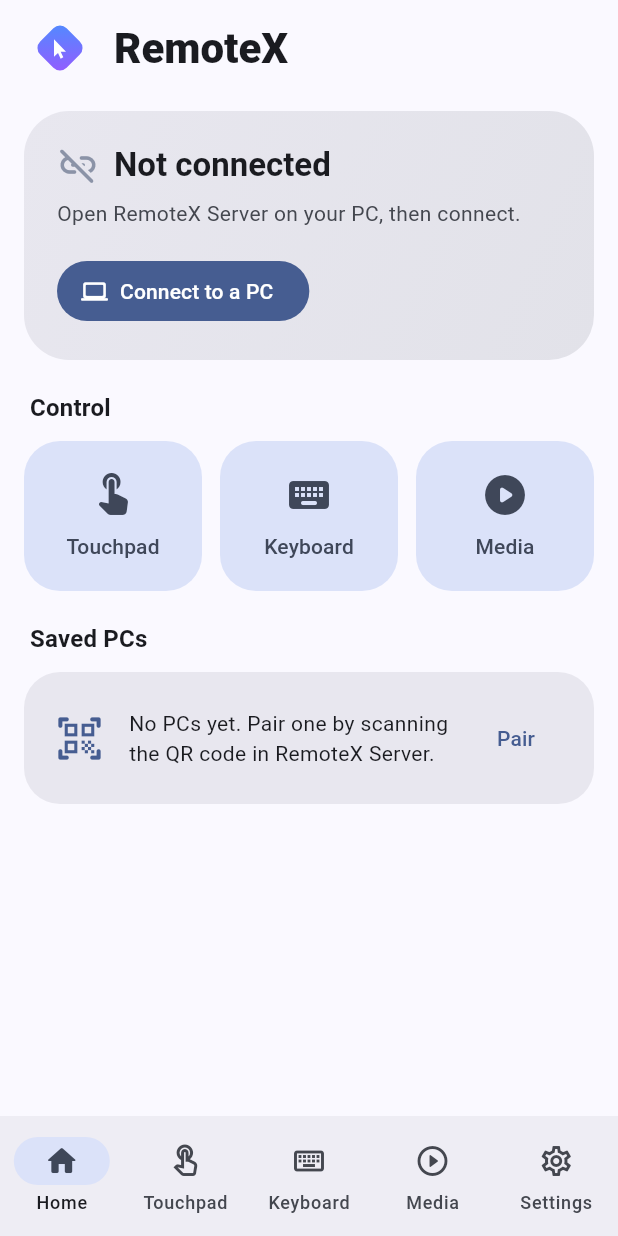
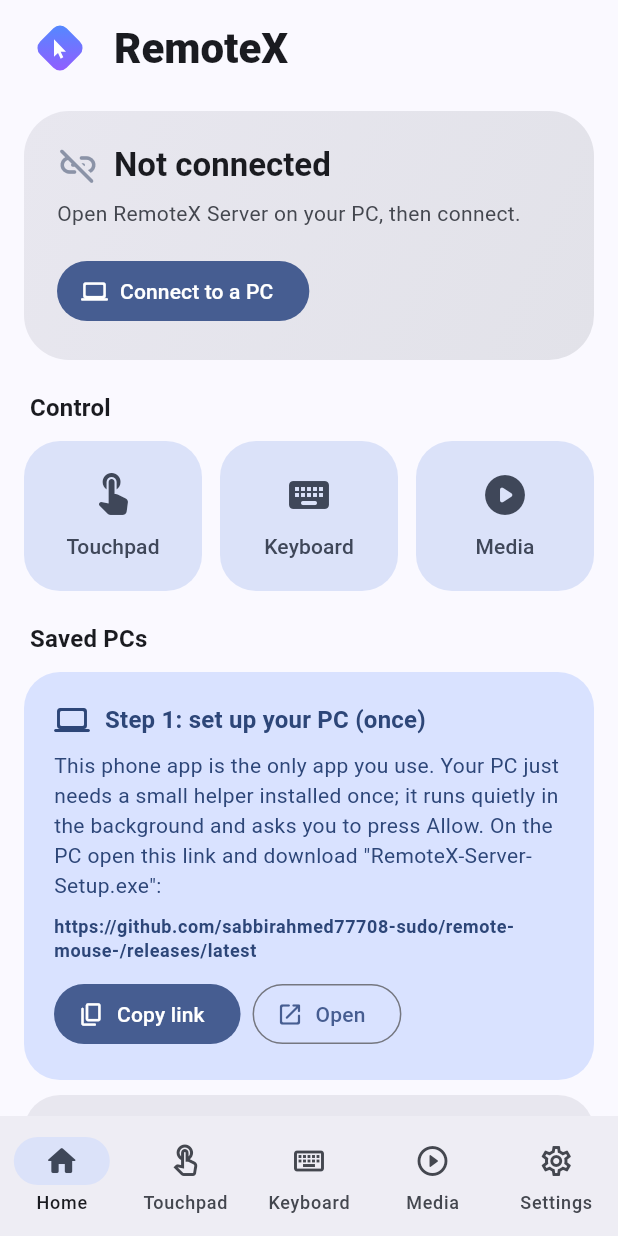
Before and after one commit to sabbirahmed77708-sudo/Remote-Mouse-, a Flutter app: the screen it shows after launch, on a phone screen of 412 x 824 dp. Run offline on Flutter 3.47's test engine with Material 3 defaults, Android fonts, the phone set to English and light mode, and no system bars; our stand-ins replace shared_preferences; missing offline and left inert: mobile_scanner.

Commit message:
Show how to get the PC helper inside the app; 1.2.1
Co-Authored-By: Claude Sonnet 5.5 <noreply@anthropic.com>
Claude-Session: https://claude.ai/code/session_013iw55zvU1QLCE7BQsbsGYj

```diff
--- a/remotex/app/lib/screens/home_screen.dart
+++ b/remotex/app/lib/screens/home_screen.dart
@@ -1,8 +1,11 @@
 import 'package:flutter/material.dart';
+import 'package:flutter/services.dart';
+import 'package:url_launcher/url_launcher.dart';
 
 import '../app_scope.dart';
 import '../models/saved_pc.dart';
 import '../services/connection_controller.dart';
+import '../services/update_service.dart';
 import '../widgets/common.dart';
 import '../widgets/logo.dart';
 
@@ -43,9 +46,11 @@ class HomeScreen extends StatelessWidget {
               ],
             ),
             const SectionTitle('Saved PCs'),
-            if (scope.app.pcs.isEmpty)
-              _EmptyCard(onConnect: onConnect)
-            else
+            if (scope.app.pcs.isEmpty) ...[
+              const _PcSetupCard(),
+              const SizedBox(height: 10),
+              _EmptyCard(onConnect: onConnect),
+            ] else
               for (final pc in scope.app.pcs) _PcTile(pc: pc, active: conn.pc?.id == pc.id && conn.connected),
           ],
         );
@@ -256,3 +261,66 @@ class _PcTile extends StatelessWidget {
     );
   }
 }
+
+/// Tells the user how to get the tiny PC helper, without leaving the app.
+class _PcSetupCard extends StatelessWidget {
+  const _PcSetupCard();
+
+  @override
+  Widget build(BuildContext context) {
+    final cs = Theme.of(context).colorScheme;
+    final text = Theme.of(context).textTheme;
+    return Card(
+      elevation: 0,
+      margin: EdgeInsets.zero,
+      color: cs.primaryContainer,
+      shape: RoundedRectangleBorder(borderRadius: BorderRadius.circular(24)),
+      child: Padding(
+        padding: const EdgeInsets.all(20),
+        child: Column(
+          crossAxisAlignment: CrossAxisAlignment.start,
+          children: [
+            Row(
+              children: [
+                Icon(Icons.computer_rounded, color: cs.onPrimaryContainer),
+                const SizedBox(width: 10),
+                Expanded(
+                  child: Text('Step 1: set up your PC (once)',
+                      style: text.titleMedium?.copyWith(fontWeight: FontWeight.w700, color: cs.onPrimaryContainer)),
+                ),
+              ],
+            ),
+            const SizedBox(height: 8),
+            Text(
+              'This phone app is the only app you use. Your PC just needs a small helper installed once; '
+              'it runs quietly in the background and asks you to press Allow. On the PC open this link and '
+              'download "RemoteX-Server-Setup.exe":',
+              style: text.bodyMedium?.copyWith(color: cs.onPrimaryContainer),
+            ),
+            const SizedBox(height: 10),
+            SelectableText(kPcDownloadPage, style: text.bodySmall?.copyWith(color: cs.onPrimaryContainer, fontWeight: FontWeight.w600)),
+            const SizedBox(height: 10),
+            Wrap(
+              spacing: 8,
+              children: [
+                FilledButton.icon(
+                  onPressed: () async {
+                    await Clipboard.setData(const ClipboardData(text: kPcDownloadPage));
+                    if (context.mounted) showSnack(context, 'Link copied. Send it to your PC.');
+                  },
+                  icon: const Icon(Icons.copy_rounded),
+                  label: const Text('Copy link'),
+                ),
+                OutlinedButton.icon(
+                  onPressed: () => launchUrl(Uri.parse(kPcDownloadPage), mode: LaunchMode.externalApplication),
+                  icon: const Icon(Icons.open_in_new_rounded),
+                  label: const Text('Open'),
+                ),
+              ],
+            ),
+          ],
+        ),
+      ),
+    );
+  }
+}
--- a/remotex/app/lib/services/update_service.dart
+++ b/remotex/app/lib/services/update_service.dart
@@ -3,10 +3,11 @@ import 'dart:convert';
 import 'dart:io';
 
 /// Version of this build. Keep in sync with `version:` in pubspec.yaml.
-const String kAppVersion = '1.2.0';
+const String kAppVersion = '1.2.1';
 
 const String kRepo = 'sabbirahmed77708-sudo/remote-mouse-';
 const String kReleasesPage = 'https://github.com/$kRepo/releases';
+const String kPcDownloadPage = 'https://github.com/$kRepo/releases/latest';
 
 class UpdateInfo {
   UpdateInfo({required this.current, required this.latest, required this.apkUrl, required this.pageUrl, required this.notes});
--- a/remotex/app/pubspec.yaml
+++ b/remotex/app/pubspec.yaml
@@ -1,7 +1,7 @@
 name: remotex
 description: Use your Android phone as a wireless mouse, keyboard and media remote for a Windows PC.
 publish_to: "none"
-version: 1.2.0+3
+version: 1.2.1+4
 
 environment:
   sdk: ^3.5.0
```
Also changed, not shown: 2 other files.
